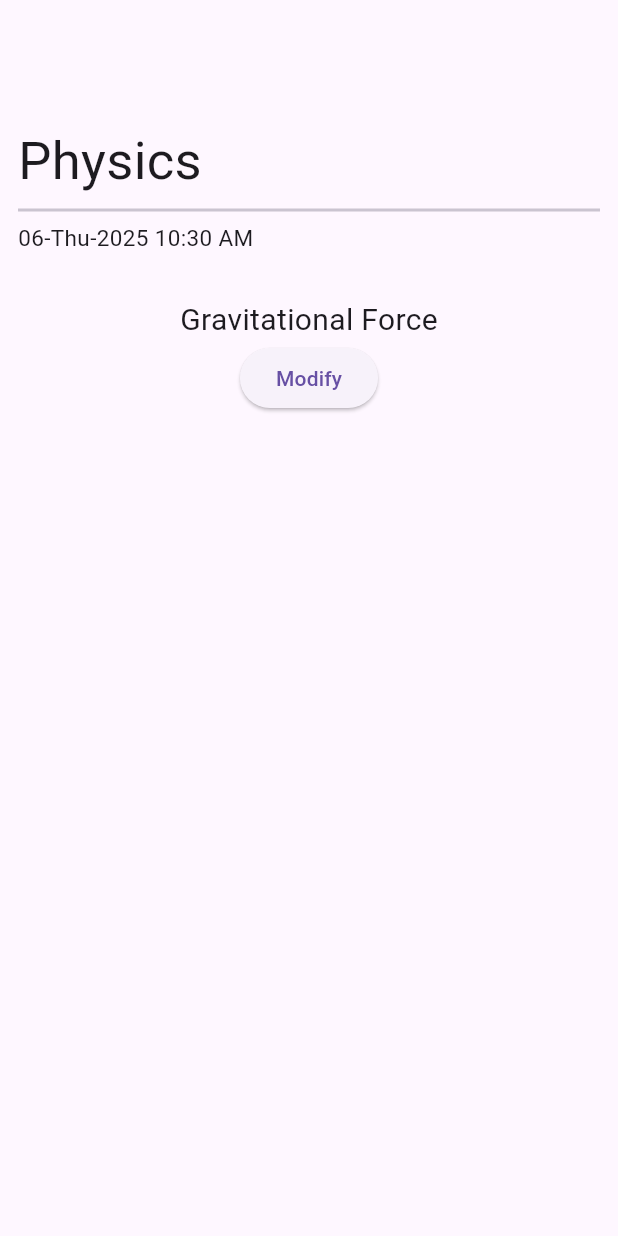
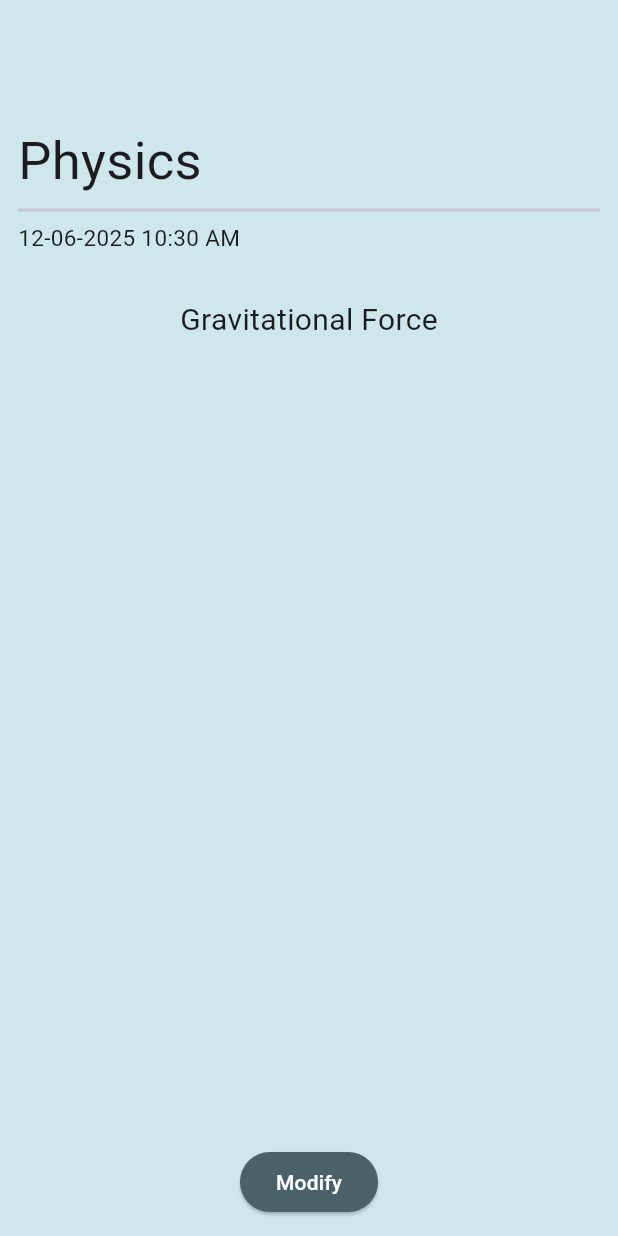
Before and after one commit to Duraisingh-J/notes, a Flutter app: the screen it shows after launch, after a tap on "Physics", on a phone screen of 412 x 824 dp. Run offline on Flutter 3.47's test engine with Material 3 defaults, Android fonts, the phone set to English and light mode, and no system bars; our stand-ins replace google_fonts.

Commit message:
Updated UI for both light and dark themes.

```diff
--- a/lib/main.dart
+++ b/lib/main.dart
@@ -1,6 +1,75 @@
 import 'package:flutter/material.dart';
 import 'package:notes/widgets/notes_screen.dart';
 
+final kColorScheme = ColorScheme.fromSeed(seedColor: const Color.fromARGB(255, 40, 197, 218));
+
+final kDarkColorScheme = ColorScheme.fromSeed(seedColor: const Color.fromARGB(255, 40, 218, 168));
+
 void main() {
-  runApp(MaterialApp(home: NotesScreen()));
+  runApp(MaterialApp(
+    darkTheme: ThemeData.dark().copyWith(
+      appBarTheme: AppBarTheme(
+        backgroundColor: kDarkColorScheme.primary,
+        foregroundColor: kDarkColorScheme.onPrimary,
+        titleTextStyle: TextStyle(fontSize: 25)
+      ),
+      scaffoldBackgroundColor: kDarkColorScheme.secondary,
+      floatingActionButtonTheme: FloatingActionButtonThemeData().copyWith(
+        backgroundColor: kDarkColorScheme.surface,
+        foregroundColor: kDarkColorScheme.onSurface
+      ),
+      bottomSheetTheme: BottomSheetThemeData().copyWith(
+        backgroundColor: kDarkColorScheme.secondary
+      ),
+      elevatedButtonTheme: ElevatedButtonThemeData(
+        style: ElevatedButton.styleFrom(
+          backgroundColor: kDarkColorScheme.onSurfaceVariant,
+          foregroundColor: kDarkColorScheme.onPrimary
+        )
+      ),
+      textButtonTheme: TextButtonThemeData(
+        style: TextButton.styleFrom(
+          backgroundColor: kDarkColorScheme.secondaryContainer,
+          foregroundColor: kDarkColorScheme.onSecondaryContainer
+        )
+      ),
+      cardTheme: CardThemeData().copyWith(
+        color: kDarkColorScheme.primaryContainer
+      ),
+
+    ),
+    theme: ThemeData().copyWith(
+      appBarTheme: AppBarTheme(
+        backgroundColor: kColorScheme.primary,
+        foregroundColor: kColorScheme.onSecondary,
+        titleTextStyle: TextStyle(fontSize: 25)
+      ),
+      scaffoldBackgroundColor: kColorScheme.secondaryContainer,
+      floatingActionButtonTheme: FloatingActionButtonThemeData().copyWith(
+        backgroundColor: kColorScheme.surface,
+        foregroundColor: kColorScheme.onSurface
+      ),
+      bottomSheetTheme: BottomSheetThemeData().copyWith(
+        backgroundColor: kColorScheme.secondaryContainer
+      ),
+      elevatedButtonTheme: ElevatedButtonThemeData(
+        style: ElevatedButton.styleFrom(
+          backgroundColor: kColorScheme.secondary,
+          foregroundColor: kColorScheme.onSecondary
+        )
+      ),
+      textButtonTheme: TextButtonThemeData(
+        style: TextButton.styleFrom(
+          backgroundColor: kColorScheme.secondaryContainer,
+          foregroundColor: kColorScheme.onSecondaryContainer
+        )
+      ),
+      cardTheme: CardThemeData().copyWith(
+        color: kColorScheme.primaryContainer
+      ),
+
+
+    ),
+    themeMode: ThemeMode.system,
+    home: NotesScreen()));
 }
--- a/lib/models/note.dart
+++ b/lib/models/note.dart
@@ -3,7 +3,7 @@ import 'package:uuid/uuid.dart';
 
 const uuid = Uuid();
 
-final formatter = DateFormat('MM-EEE-yyyy hh:mm a');
+final formatter = DateFormat('dd-MM-yyyy hh:mm a');
 
 class Note {
   final String id;
--- a/lib/widgets/new_note.dart
+++ b/lib/widgets/new_note.dart
@@ -41,12 +41,20 @@ class _NewNote extends State<NewNote> {
       );
       return;
     }
-    widget.addNote(Note(title: _titlecontroller.text, content: _contentcontroller.text, time: DateTime.now()));
+    widget.addNote(
+      Note(
+        title: _titlecontroller.text,
+        content: _contentcontroller.text,
+        time: DateTime.now(),
+      ),
+    );
     Navigator.pop(context);
   }
 
   @override
   Widget build(BuildContext context) {
+    final isDarkMode = MediaQuery.of(context).platformBrightness ==
+        Brightness.dark;
     return Padding(
       padding: const EdgeInsets.fromLTRB(16, 50, 16, 16),
       child: Column(
@@ -60,6 +68,11 @@ class _NewNote extends State<NewNote> {
               decoration: InputDecoration(
                 hintText: 'TITLE',
                 hintStyle: TextStyle(fontSize: 20, fontWeight: FontWeight.bold),
+                focusedBorder: UnderlineInputBorder(
+                  borderSide: BorderSide(
+                    color: Theme.of(context).primaryColorDark,
+                  ),
+                ),
               ),
             ),
           ),
@@ -68,6 +81,7 @@ class _NewNote extends State<NewNote> {
             padding: EdgeInsets.all(5),
             decoration: BoxDecoration(
               border: Border.all(width: 1),
+              color: isDarkMode? Theme.of(context).primaryColor.withOpacity(0.2) : Theme.of(context).primaryColorLight,
               borderRadius: BorderRadius.circular(10),
             ),
             height: MediaQuery.of(context).size.height * 0.65,
--- a/lib/widgets/notes.dart
+++ b/lib/widgets/notes.dart
@@ -16,10 +16,28 @@ class Notes extends StatelessWidget {
 
   @override
   Widget build(BuildContext context) {
+    final isDarkMode =
+        MediaQuery.of(context).platformBrightness == Brightness.dark;
     return InkWell(
       onTap: () => viewNote(context),
       child: Card(
-        elevation: 5,
+        elevation: 10,
+        child: Container(
+          decoration: BoxDecoration(
+            borderRadius: BorderRadius.circular(10),
+            gradient: LinearGradient(
+              colors: [
+                // ignore: deprecated_member_use
+                isDarkMode ? Theme.of(context).primaryColorDark.withOpacity(0.3) : Theme.of(context).colorScheme.primary.withOpacity(0),
+                // ignore: deprecated_member_use
+                //Theme.of(context).colorScheme.primary.withOpacity(0.2),
+                // ignore: deprecated_member_use
+                isDarkMode? Theme.of(context).primaryColor.withOpacity(0.5) : Theme.of(context).colorScheme.primary.withOpacity(0.35),
+              ],
+              begin: Alignment.topLeft,
+              end: Alignment.bottomRight,
+            ),
+          ),
           child: Padding(
             padding: const EdgeInsets.all(8.0),
             child: Column(
@@ -42,9 +60,13 @@ class Notes extends StatelessWidget {
                 Spacer(),
                 Align(
                   alignment: Alignment.bottomRight,
-                child: Text(note.formattedTime, overflow: TextOverflow.visible),
+                  child: Text(
+                    note.formattedTime,
+                    overflow: TextOverflow.visible,
+                  ),
                 ),
               ],
+            ),
           ),
         ),
       ),
--- a/lib/widgets/notes_screen.dart
+++ b/lib/widgets/notes_screen.dart
@@ -3,6 +3,10 @@ import 'package:notes/models/note.dart';
 import 'package:notes/widgets/new_note.dart';
 import 'package:notes/widgets/notes_list.dart';
 
+//Todo: create a search bar and also the filter
+//      Enable the dark theme
+//      Customize the UI
+//      Delete option
 class NotesScreen extends StatefulWidget {
   const NotesScreen({super.key});
 
@@ -18,7 +22,12 @@ class _NotesScreen extends State<NotesScreen> {
       time: DateTime.now(),
     ),
     Note(title: 'Chemistry', content: 'Hybrid Bonding', time: DateTime.now()),
-    Note(title: 'Nature', content: 'Nature evokes a wide range of thoughts, from wonder and awe to concern and responsibility. People often associate nature with beauty, tranquility, and the interconnectedness of all living things. Others see nature as a source of wisdom, inspiration, and even spiritual guidance. However, there\'s also a growing awareness of the importance of protecting nature, recognizing its fragility and the impact of human activities', time: DateTime.now())
+    Note(
+      title: 'Nature',
+      content:
+          'Nature evokes a wide range of thoughts, from wonder and awe to concern and responsibility. People often associate nature with beauty, tranquility, and the interconnectedness of all living things. Others see nature as a source of wisdom, inspiration, and even spiritual guidance. However, there\'s also a growing awareness of the importance of protecting nature, recognizing its fragility and the impact of human activities',
+      time: DateTime.now(),
+    ),
   ];
 
   void _openToAddNote() {
@@ -41,6 +50,7 @@ class _NotesScreen extends State<NotesScreen> {
       appBar: AppBar(title: Text('Notes')),
       body: Column(
         children: [
+          SizedBox(height: 20,),
           Expanded(child: NotesList(notes)),
           Container(
             margin: EdgeInsets.all(10),
--- a/lib/widgets/viewNote.dart
+++ b/lib/widgets/viewNote.dart
@@ -16,16 +16,38 @@ class _ViewNote extends State<ViewNote> {
     return Scaffold(
       body: Padding(
         padding: const EdgeInsets.all(12),
-        child: Column(children: [
-          SizedBox(height: 70,),
-          Align(alignment: Alignment.topLeft, child: Text(widget.note.title, style: TextStyle(fontSize: 35), )),
-          Divider(thickness: 2,),
-          Align(alignment: Alignment.topLeft,child: Text(widget.note.formattedTime.toString(), style: TextStyle(fontSize: 15),)),
-          SizedBox(height: 30,),
-          SingleChildScrollView(child: Text(widget.note.content, style: TextStyle(fontSize: 20), textAlign: TextAlign.justify,)),
-
-          ElevatedButton(onPressed: () {}, child: Text('Modify'))
-        ],),
+        child: Column(
+          children: [
+            SizedBox(height: 70),
+            Align(
+              alignment: Alignment.topLeft,
+              child: Text(
+                widget.note.title,
+                style: TextStyle(
+                  fontSize: 35,
+                ),
+              ),
+            ),
+            Divider(thickness: 2),
+            Align(
+              alignment: Alignment.topLeft,
+              child: Text(
+                widget.note.formattedTime.toString(),
+                style: TextStyle(fontSize: 15,),
+              ),
+            ),
+            SizedBox(height: 30),
+            SingleChildScrollView(
+              child: Text(
+                widget.note.content,
+                style: TextStyle(fontSize: 20, ),
+                textAlign: TextAlign.justify,
+              ),
+            ),
+            Spacer(),
+            ElevatedButton(onPressed: () {}, child: Text('Modify')),
+          ],
+        ),
       ),
     );
   }
--- a/pubspec.yaml
+++ b/pubspec.yaml
@@ -38,6 +38,8 @@ dependencies:
   uuid: ^4.5.1
   google_fonts: ^6.2.1
   auto_size_text: ^3.0.0
+  sqflite: ^2.4.2
+  path_provider: ^2.1.5
 
 dev_dependencies:
   flutter_test:
```
Also changed, not shown: pubspec.lock, 1 other file. Lines whose indentation alone changed are shown as unchanged.
